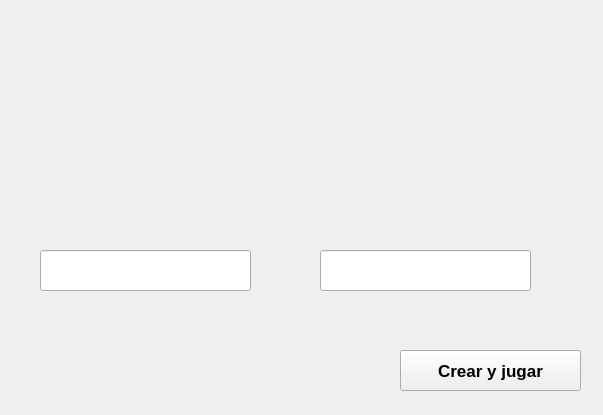
jupazago/Space_Combat_2, file Todo/Space_Impact/inicio_juego_nuevo.ui: the form before one commit.
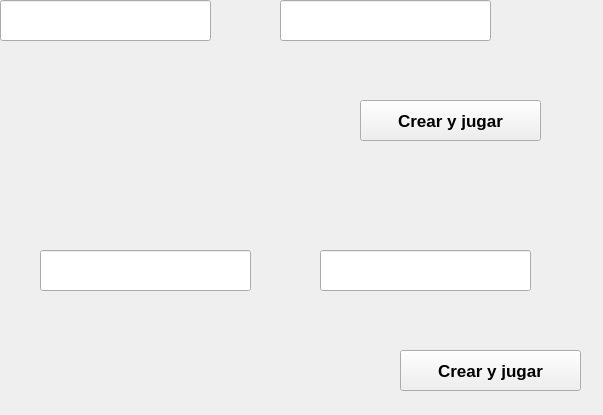
The form after the commit.

What changed in the file:
```diff
--- a/Todo/Space_Impact/inicio_juego_nuevo.ui
+++ b/Todo/Space_Impact/inicio_juego_nuevo.ui
@@ -69,6 +69,62 @@
     <string/>
    </property>
   </widget>
+  <widget class="QLineEdit" name="le_clave_2">
+   <property name="geometry">
+    <rect>
+     <x>280</x>
+     <y>0</y>
+     <width>211</width>
+     <height>41</height>
+    </rect>
+   </property>
+   <property name="font">
+    <font>
+     <pointsize>12</pointsize>
+    </font>
+   </property>
+   <property name="text">
+    <string/>
+   </property>
+  </widget>
+  <widget class="QPushButton" name="btn_crear_2">
+   <property name="geometry">
+    <rect>
+     <x>360</x>
+     <y>100</y>
+     <width>181</width>
+     <height>41</height>
+    </rect>
+   </property>
+   <property name="font">
+    <font>
+     <pointsize>13</pointsize>
+     <weight>75</weight>
+     <bold>true</bold>
+    </font>
+   </property>
+   <property name="text">
+    <string>Crear y jugar</string>
+   </property>
+  </widget>
+  <widget class="QLineEdit" name="le_usuario_2">
+   <property name="geometry">
+    <rect>
+     <x>0</x>
+     <y>0</y>
+     <width>211</width>
+     <height>41</height>
+    </rect>
+   </property>
+   <property name="font">
+    <font>
+     <pointsize>12</pointsize>
+    </font>
+   </property>
+   <property name="text">
+    <string/>
+   </property>
+  </widget>
  </widget>
  <resources/>
  <connections/>
```
